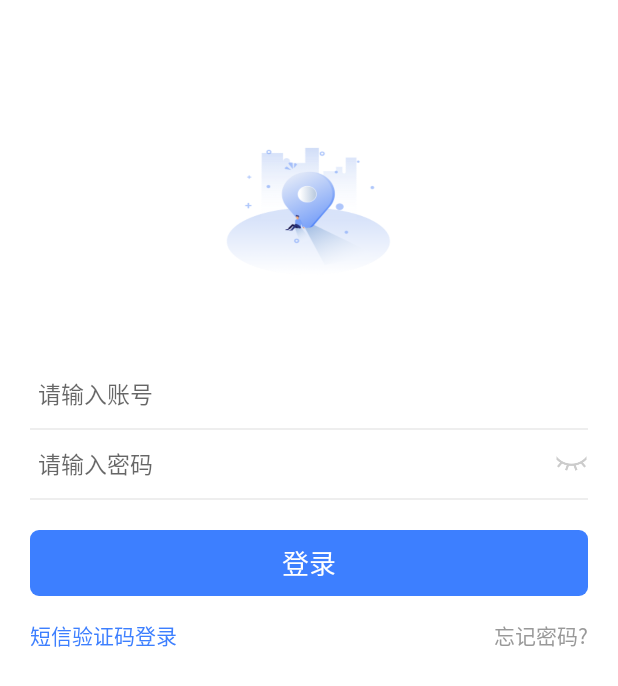
After one commit to hazardhhh/Myclient, an Android app: the LoginActivity screen opened directly, with no data from a screen before it, on a phone screen of 412 x 824 dp. The commit adds this screen. Shown: the top 686 px of the screen. Run offline under Robolectric (Android 15) with nearby library versions, the phone set to English and light mode, and no system bars; our stand-ins replace ButterKnife, RxJava.

Commit message:
登录布局，自定义带有图标和删除符号的可编辑输入框，用户可自定义传入的显示图标

```diff
--- /dev/null
+++ b/app/src/main/java/com/example/client/login/LoginActivity.java
@@ -0,0 +1,18 @@
+package com.example.client.login;
+
+import android.os.Bundle;
+
+import androidx.annotation.Nullable;
+import androidx.appcompat.app.AppCompatActivity;
+
+import com.example.client.R;
+import com.example.client.base.BaseActivity;
+
+public class LoginActivity extends BaseActivity {
+
+    @Override
+    protected int getLayoutId() {
+        return R.layout.login_activity;
+    }
+
+}
--- a/app/src/main/java/com/example/client/ui/activity/MainActivity.java
+++ b/app/src/main/java/com/example/client/ui/activity/MainActivity.java
@@ -2,6 +2,7 @@ package com.example.client.ui.activity;
 
 import androidx.annotation.NonNull;
 import androidx.fragment.app.Fragment;
+import androidx.fragment.app.FragmentManager;
 import androidx.viewpager.widget.ViewPager;
 
 import android.annotation.SuppressLint;
@@ -39,6 +40,7 @@ import java.util.List;
 import butterknife.BindView;
 import butterknife.OnClick;
 
+
 /**
  *
  */
@@ -66,7 +68,6 @@ public class MainActivity extends BaseActivity implements View.OnClickListener{
     private RelativeLayout layout_contacts;
     private RelativeLayout layout_find;
 //    private RelativeLayout layout_mine;
-
 
     /**
      *  仿QQ下拉刷新
--- a/app/src/main/java/com/example/client/ui/activity/SplashActivity.java
+++ b/app/src/main/java/com/example/client/ui/activity/SplashActivity.java
@@ -7,6 +7,7 @@ import android.os.Handler;
 
 import com.example.client.R;
 import com.example.client.base.BaseActivity;
+import com.example.client.login.LoginActivity;
 
 import java.util.concurrent.TimeUnit;
 
@@ -28,7 +29,7 @@ public class SplashActivity extends BaseActivity {
             @Override
             public void run() {
                 /*页面跳转到主要页面*/
-                Intent intent = new Intent(SplashActivity.this, MainActivity.class);
+                Intent intent = new Intent(SplashActivity.this, LoginActivity.class);
                 startActivity(intent);
                 SplashActivity.this.finish(); //结束当前activity
             }
--- a/app/src/main/java/com/example/client/ui/fragment/MineFragment.java
+++ b/app/src/main/java/com/example/client/ui/fragment/MineFragment.java
@@ -55,9 +55,9 @@ public class MineFragment extends BaseFragment implements View.OnClickListener{
         //event就是拿到接收的数据
         saveIcon=event.getAchieveDataPhone();
         SharedPrefUtil.putString(mContext,"sIcon",saveIcon);
-        if(event.getAchieveDataPhone() != "") {
+        if(saveIcon != "") {
             //将字符串转为图片
-            byte[] decode = Base64.decode(event.getAchieveDataPhone().getBytes(), 1);
+            byte[] decode = Base64.decode(saveIcon.getBytes(), 1);
             bitmap = BitmapFactory.decodeByteArray(decode, 0, decode.length);
             //将图片转为圆形
             bitmap = ImageUtils.toRoundBitmap(bitmap);
--- /dev/null
+++ b/app/src/main/java/com/example/client/widget/ClearableEditTextWithIcon.java
@@ -0,0 +1,116 @@
+package com.example.client.widget;
+
+import android.content.Context;
+import android.graphics.drawable.Drawable;
+import android.text.Editable;
+import android.text.TextWatcher;
+import android.util.AttributeSet;
+import android.view.MotionEvent;
+import android.view.View;
+
+import androidx.appcompat.widget.AppCompatEditText;
+
+import com.example.client.R;
+
+/**
+ *  带有图标和删除符号的可编辑输入框，用户可自定义传入的显示图标
+ *
+ */
+public class ClearableEditTextWithIcon extends AppCompatEditText implements View.OnTouchListener, TextWatcher {
+
+    //删除符号
+    Drawable deleteImage=getResources().getDrawable(R.drawable.nim_grey_delete_icon);
+
+    Drawable icon;
+
+    public ClearableEditTextWithIcon(Context context) {
+        super(context);
+        init();
+    }
+
+    public ClearableEditTextWithIcon(Context context, AttributeSet attrs) {
+        super(context, attrs);
+        init();
+    }
+
+    public ClearableEditTextWithIcon(Context context, AttributeSet attrs, int defStyleAttr) {
+        super(context, attrs, defStyleAttr);
+        init();
+    }
+
+    private void init() {
+        ClearableEditTextWithIcon.this.setOnTouchListener(this);
+        ClearableEditTextWithIcon.this.addTextChangedListener(this);
+        deleteImage.setBounds(0,0,deleteImage.getIntrinsicWidth(),deleteImage.getIntrinsicHeight());
+        manageClearButton();
+    }
+
+    /**
+     * 传入显示的图标资源id
+     *
+     * @param id
+     */
+    public void setIconResource(int id){
+        icon=getResources().getDrawable(id);
+        icon.setBounds(0,0,icon.getIntrinsicWidth(),icon.getIntrinsicHeight());
+        manageClearButton();
+    }
+
+    /**
+     * 传入删除的图标资源id
+     *
+     * @param id
+     */
+    public void setDeleteResource(int id){
+        deleteImage=getResources().getDrawable(id);
+        deleteImage.setBounds(0,0,deleteImage.getIntrinsicWidth(),deleteImage.getIntrinsicHeight());
+        manageClearButton();
+    }
+
+    void manageClearButton() {
+        if (this.getText().toString().equals(""))
+            removeClearButton();
+        else
+            addClearButton();
+    }
+
+    void removeClearButton() {
+        this.setCompoundDrawables(this.icon,this.getCompoundDrawables()[1],null,this.getCompoundDrawables()[3]);
+    }
+
+    void addClearButton() {
+        this.setCompoundDrawables(this.icon,this.getCompoundDrawables()[1],deleteImage,this.getCompoundDrawables()[3]);
+    }
+
+    @Override
+    public boolean onTouch(View v, MotionEvent event) {
+        ClearableEditTextWithIcon et=ClearableEditTextWithIcon.this;
+
+        if (et.getCompoundDrawables()[2] == null)
+            return false;
+        if (event.getAction() != MotionEvent.ACTION_UP) //终止触摸时刻
+            return false;
+        if (event.getX() > et.getWidth() - et.getPaddingRight() - deleteImage.getIntrinsicWidth()) {
+            et.setText("");
+            ClearableEditTextWithIcon.this.removeClearButton();
+        }
+        return false;
+    }
+
+    @Override
+    public void onTextChanged(CharSequence s, int start, int before, int count) {
+        ClearableEditTextWithIcon.this.manageClearButton();
+    }
+
+    @Override
+    public void beforeTextChanged(CharSequence s, int start, int count, int after) {
+
+    }
+
+    @Override
+    public void afterTextChanged(Editable s) {
+
+    }
+
+
+}
--- /dev/null
+++ b/app/src/main/res/color/color_green_text_view_selector.xml
@@ -0,0 +1,6 @@
+<?xml version="1.0" encoding="utf-8"?>
+
+<selector xmlns:android="http://schemas.android.com/apk/res/android">
+    <item android:state_enabled="false" android:color="#F0F3F7"/>
+    <item android:color="@android:color/white" />
+</selector>
--- /dev/null
+++ b/app/src/main/res/drawable/my_cursor.xml
@@ -0,0 +1,6 @@
+<?xml version="1.0" encoding="utf-8"?>
+<shape xmlns:android="http://schemas.android.com/apk/res/android" >
+    <solid android:color="@color/dodgerblue" />
+    <size android:width="1dp"/>
+
+</shape>
--- /dev/null
+++ b/app/src/main/res/drawable/nim_message_button_bottom_send_selector.xml
@@ -0,0 +1,39 @@
+<?xml version="1.0" encoding="UTF-8"?>
+<selector xmlns:android="http://schemas.android.com/apk/res/android">
+
+    <item android:state_pressed="true">
+        <!-- 定义当button 处于pressed 状态时的形态。-->
+        <shape>
+            <solid android:color="@color/color_blue_3D7FFF" />
+            <!-- 设置按钮的四个角为弧形 -->
+            <!-- android:radius 弧形的半径 -->
+            <padding android:bottom="5dp" android:left="6dp" android:right="6dp" android:top="5dp" />
+            <corners android:radius="6dip" />
+            <!-- padding：Button里面的文字与Button边界的间隔 -->
+        </shape>
+    </item>
+    <item android:state_enabled="true">
+        <!-- 定义当button 处于pressed 状态时的形态。-->
+        <shape>
+            <padding android:bottom="5dp" android:left="6dp" android:right="6dp" android:top="5dp" />
+            <solid android:color="@color/color_blue_3D7FFF" />
+            <!-- 设置按钮的四个角为弧形 -->
+            <!-- android:radius 弧形的半径 -->
+            <corners android:radius="6dip" />
+            <!-- padding：Button里面的文字与Button边界的间隔 -->
+        </shape>
+    </item>
+
+    <item>
+        <!-- 定义button默认时的形态-->
+        <shape>
+            <padding android:bottom="5dp" android:left="6dp" android:right="6dp" android:top="5dp" />
+            <solid android:color="#9ccfff" />
+            <!-- 设置按钮的四个角为弧形 -->
+            <!-- android:radius 弧形的半径 -->
+            <corners android:radius="6dip" />
+            <!-- padding：Button里面的文字与Button边界的间隔 -->
+
+        </shape>
+    </item>
+</selector>
--- /dev/null
+++ b/app/src/main/res/drawable/register_tip_selector.xml
@@ -0,0 +1,5 @@
+<?xml version="1.0" encoding="UTF-8"?>
+<selector xmlns:android="http://schemas.android.com/apk/res/android">
+    <item android:color="@color/color_white_66ffffff" android:state_pressed="true"/>
+    <item android:color="@color/white"/>
+</selector>
--- /dev/null
+++ b/app/src/main/res/layout/login_activity.xml
@@ -0,0 +1,275 @@
+<?xml version="1.0" encoding="utf-8"?>
+<LinearLayout
+    xmlns:android="http://schemas.android.com/apk/res/android"
+    xmlns:app="http://schemas.android.com/apk/res-auto"
+    android:layout_width="match_parent"
+    android:layout_height="match_parent"
+    android:background="@color/white"
+    android:orientation="vertical">
+
+    <com.google.android.material.appbar.AppBarLayout
+        android:id="@+id/login_appBar"
+        android:layout_width="match_parent"
+        android:layout_height="wrap_content"
+        android:theme="@style/AppTheme.AppBarOverlay"
+        app:elevation="0dp">
+
+        <androidx.appcompat.widget.Toolbar
+            android:id="@+id/toolbar"
+            android:layout_width="match_parent"
+            android:layout_height="?attr/actionBarSize"
+            android:background="?attr/colorPrimary"
+            app:titleTextAppearance="@style/Toolbar.TitleText"/>
+    </com.google.android.material.appbar.AppBarLayout>
+
+    <ScrollView
+        android:layout_width="match_parent"
+        android:layout_height="wrap_content">
+
+        <LinearLayout
+            android:layout_width="match_parent"
+            android:layout_height="match_parent"
+            android:orientation="vertical">
+
+            <ImageView
+                android:id="@+id/iv_app_logo"
+                android:layout_width="150dp"
+                android:layout_height="130dp"
+                android:layout_gravity="center_horizontal"
+                android:layout_marginTop="20dp"
+                android:background="@drawable/main_splash"
+                android:clickable="true"
+                android:contentDescription="@string/empty"
+                android:focusable="true"/>
+
+            <FrameLayout
+                android:layout_width="match_parent"
+                android:layout_height="wrap_content"
+                android:layout_marginLeft="10dp"
+                android:layout_marginRight="10dp"
+                android:layout_marginTop="34dp">
+
+                <LinearLayout
+                    android:id="@+id/login_layout"
+                    android:layout_width="match_parent"
+                    android:layout_height="match_parent"
+                    android:orientation="vertical">
+
+                    <com.example.client.widget.ClearableEditTextWithIcon
+                        android:id="@+id/edit_login_account"
+                        android:layout_width="match_parent"
+                        android:layout_height="45dp"
+                        android:background="@drawable/edittext_white_normal"
+                        android:drawablePadding="15dp"
+                        android:hint="@string/login_input_account"
+                        android:inputType="text"
+                        android:paddingLeft="15dp"
+                        android:paddingRight="15dp"
+                        android:singleLine="true"
+                        android:textColor="@color/black"
+                        android:textCursorDrawable="@drawable/my_cursor"
+                        android:textSize="15sp"/>
+
+                    <ImageView
+                        android:layout_width="match_parent"
+                        android:layout_height="1dp"
+                        android:layout_marginLeft="10dp"
+                        android:layout_marginRight="10dp"
+                        android:background="#EEEEEE"/>
+
+                    <LinearLayout
+                        android:layout_width="match_parent"
+                        android:layout_height="45dp"
+                        android:gravity="center"
+                        android:orientation="horizontal">
+
+                        <com.example.client.widget.ClearableEditTextWithIcon
+                            android:id="@+id/edit_login_password"
+                            android:layout_width="0dp"
+                            android:layout_height="wrap_content"
+                            android:layout_weight="1"
+                            android:background="@drawable/edittext_white_normal"
+                            android:drawablePadding="15dp"
+                            android:hint="@string/login_input_password"
+                            android:inputType="text"
+                            android:paddingLeft="15dp"
+                            android:paddingRight="15dp"
+                            android:textColor="@color/black"
+                            android:textCursorDrawable="@drawable/my_cursor"
+                            android:textSize="15sp"/>
+
+                        <ImageView
+                            android:id="@+id/iv_show_psw"
+                            android:layout_width="22dp"
+                            android:layout_height="22dp"
+                            android:layout_marginEnd="10dp"
+                            android:background="@drawable/ic_login_hide_psw"/>
+
+                    </LinearLayout>
+
+                    <ImageView
+                        android:layout_width="match_parent"
+                        android:layout_height="1dp"
+                        android:layout_marginLeft="10dp"
+                        android:layout_marginRight="10dp"
+                        android:background="#EEEEEE"/>
+
+                </LinearLayout>
+
+                <LinearLayout
+                    android:id="@+id/register_layout"
+                    android:layout_width="match_parent"
+                    android:layout_height="match_parent"
+                    android:orientation="vertical"
+                    android:visibility="gone">
+
+                    <com.example.client.widget.ClearableEditTextWithIcon
+                        android:id="@+id/edit_register_account"
+                        android:layout_width="match_parent"
+                        android:layout_height="wrap_content"
+                        android:background="@drawable/edittext_white_normal"
+                        android:digits="1234567890abcdefghijklmnopqrstuvwxyzABCDEFGHIJKLMNOPQRSTUVWXYZ"
+                        android:drawablePadding="15dp"
+                        android:hint="@string/register_input_account"
+                        android:inputType="text"
+                        android:paddingLeft="15dp"
+                        android:paddingRight="15dp"
+                        android:textColor="@color/white"
+                        android:textColorHint="@color/color_white_66ffffff"
+                        android:textCursorDrawable="@drawable/my_cursor"
+                        android:textSize="15sp" />
+
+                    <com.example.client.widget.ClearableEditTextWithIcon
+                        android:id="@+id/edit_register_nickname"
+                        android:layout_width="match_parent"
+                        android:layout_height="wrap_content"
+                        android:background="@drawable/edittext_white_normal"
+                        android:drawablePadding="15dp"
+                        android:hint="@string/register_input_name"
+                        android:inputType="text"
+                        android:paddingLeft="15dp"
+                        android:paddingRight="15dp"
+                        android:textColor="@color/white"
+                        android:textColorHint="@color/color_white_66ffffff"
+                        android:textCursorDrawable="@drawable/my_cursor"
+                        android:textSize="15sp" />
+
+                    <com.example.client.widget.ClearableEditTextWithIcon
+                        android:id="@+id/edit_register_password"
+                        android:layout_width="match_parent"
+                        android:layout_height="wrap_content"
+                        android:background="@drawable/edittext_white_normal"
+                        android:drawablePadding="15dp"
+                        android:hint="@string/register_input_password"
+                        android:inputType="textPassword"
+                        android:longClickable="false"
+                        android:paddingLeft="15dp"
+                        android:paddingRight="15dp"
+                        android:textColor="@color/white"
+                        android:textColorHint="@color/color_white_66ffffff"
+                        android:textCursorDrawable="@drawable/my_cursor"
+                        android:textSize="15sp" />
+                </LinearLayout>
+            </FrameLayout>
+
+            <TextView
+                android:id="@+id/tv_login_btn"
+                android:layout_width="match_parent"
+                android:layout_height="44dp"
+                android:layout_marginLeft="20dp"
+                android:layout_marginTop="20dp"
+                android:layout_marginRight="20dp"
+                android:background="@drawable/nim_message_button_bottom_send_selector"
+                android:foreground="?android:attr/selectableItemBackgroundBorderless"
+                android:gravity="center"
+                android:text="@string/login"
+                android:textColor="@color/color_green_text_view_selector"
+                android:textSize="18sp" />
+
+            <TextView
+                android:id="@+id/register_login_tip"
+                android:layout_width="wrap_content"
+                android:layout_height="wrap_content"
+                android:layout_gravity="center_horizontal"
+                android:layout_marginTop="10dip"
+                android:padding="15dip"
+                android:text="@string/register"
+                android:textColor="@drawable/register_tip_selector"
+                android:textSize="15sp"
+                android:visibility="gone" />
+
+            <LinearLayout
+                android:layout_width="match_parent"
+                android:layout_height="wrap_content"
+                android:orientation="horizontal"
+                android:visibility="visible">
+
+                <FrameLayout
+                    android:id="@+id/fl_phone_login"
+                    android:layout_width="wrap_content"
+                    android:layout_height="wrap_content"
+                    android:layout_marginStart="20dp"
+                    android:foreground="?android:selectableItemBackground"
+                    android:paddingTop="15dp"
+                    android:paddingEnd="20dp"
+                    android:paddingBottom="20dp">
+
+                    <TextView
+                        android:id="@+id/tv_phone_login"
+                        android:layout_width="wrap_content"
+                        android:layout_height="wrap_content"
+                        android:text="短信验证码登录"
+                        android:textColor="@color/color_blue_3D7FFF" />
+                </FrameLayout>
+
+                <View
+                    android:layout_width="0dp"
+                    android:layout_height="1px"
+                    android:layout_weight="1" />
+
+                <FrameLayout
+                    android:id="@+id/fl_forget_psw"
+                    android:layout_width="wrap_content"
+                    android:layout_height="wrap_content"
+                    android:layout_marginEnd="20dp"
+                    android:foreground="?android:selectableItemBackground"
+                    android:paddingStart="20dp"
+                    android:paddingTop="15dp"
+                    android:paddingBottom="20dp">
+
+                    <TextView
+                        android:id="@+id/tv_forget_psw"
+                        android:layout_width="wrap_content"
+                        android:layout_height="wrap_content"
+                        android:text="忘记密码?"
+                        android:textColor="@color/color_grey_999999" />
+                </FrameLayout>
+
+            </LinearLayout>
+
+            <TextView
+                android:id="@+id/tv_login_setting_ip"
+                android:layout_width="wrap_content"
+                android:layout_height="wrap_content"
+                android:layout_gravity="center_horizontal"
+                android:layout_marginTop="10dp"
+                android:padding="10dp"
+                android:text="设置地址"
+                android:textColor="@color/black"
+                android:textSize="15sp"
+                android:visibility="gone" />
+
+            <TextView
+                android:id="@+id/tv_noname_join"
+                android:layout_width="wrap_content"
+                android:layout_height="wrap_content"
+                android:layout_gravity="center_horizontal"
+                android:text="匿名入会"
+                android:textColor="@color/black"
+                android:textSize="15sp"
+                android:visibility="gone" />
+        </LinearLayout>
+
+    </ScrollView>
+
+</LinearLayout>
--- a/app/src/main/res/values/colors.xml
+++ b/app/src/main/res/values/colors.xml
@@ -1,7 +1,7 @@
 <?xml version="1.0" encoding="utf-8"?>
 <resources>
 
-    <color name="colorPrimary">#708090</color>
+    <color name="colorPrimary">#FFFFFF</color>
     <color name="colorPrimaryDark">#708090</color>
     <color name="colorAccent">#708090</color>
 
@@ -156,4 +156,10 @@
     <color name="color_focused">#E45242</color>
     <color name="color_un_focused">#222222</color>
 
+    <!-- toolbar的弹出菜单 -->
+    <color name="toolbar_text_color">#181818</color>
+
+    <color name="color_white_66ffffff">#66ffffff</color>
+    <color name="color_blue_3D7FFF">#3D7FFF</color>
+    <color name="color_grey_999999">#999999</color>
 </resources>
--- a/app/src/main/res/values/strings.xml
+++ b/app/src/main/res/values/strings.xml
@@ -1,6 +1,6 @@
 <resources>
     <string name="app_name">微聊</string>
-
+    <string name="empty"></string>
     <string name="message_toolbar_change">信息</string>
     <string name="quit">再按一次退出程序</string>
     <string name="person_introduce">个人简介</string>
@@ -31,4 +31,11 @@
     <string name="mine_cost_query_year">1年</string>
 
     <string name="mine_btn_achieve_data_dialog_back">上传中...</string>
+    <string name="login_input_account">请输入账号</string>
+    <string name="login_input_password">请输入密码</string>
+    <string name="register_input_account">请输入帐号，限20位字母或者数字</string>
+    <string name="register_input_name">请输入昵称，限10位汉字、字母或者数字</string>
+    <string name="register_input_password">6位以上,数字字母组合,含有大小写字母</string>
+    <string name="login">登录</string>
+    <string name="register">注册</string>
 </resources>
--- a/app/src/main/res/values/styles.xml
+++ b/app/src/main/res/values/styles.xml
@@ -44,8 +44,19 @@
         <item name="windowNoTitle">true</item>
     </style>
 
-    <style name="AppTheme.AppBarOverlay" parent="ThemeOverlay.AppCompat.Dark.ActionBar">
+    <style name="AppTheme.AppBarOverlay" parent="ThemeOverlay.AppCompat.ActionBar">
+        <item name="android:itemTextAppearance">?android:attr/actionMenuTextAppearance</item>
+        <item name="actionMenuTextAppearance">@style/ActionMenuTheme</item>
     </style>
+
+    <!-- toolbar的弹出菜单 -->
+    <style name="ActionMenuTheme" parent="Theme.AppCompat.Light">
+        <item name="android:textColor">@color/toolbar_text_color</item>
+    </style>
+
+<!--    <style name="Toolbar.TitleText" parent="TextAppearance.Widget.AppCompat.Toolbar.Title">-->
+<!--        <item name="android:textSize">16sp</item>-->
+<!--    </style>-->
 
     <!-- Toolbar 长按弹出Popup主题 -->
     <style name="AppTheme.PopupOverlay" parent="ThemeOverlay.AppCompat.Light"/>
```
Also changed, not shown: app/src/main/AndroidManifest.xml (+7 -0 lines), app/src/main/java/com/example/client/ui/fragment/MessageFragment.java (+7 -0 lines), app/src/main/res/drawable/edittext_white_normal.9.png (added), app/src/main/res/drawable/ic_login_hide_psw.png (added), app/src/main/res/drawable/nim_grey_delete_icon.png (added).
